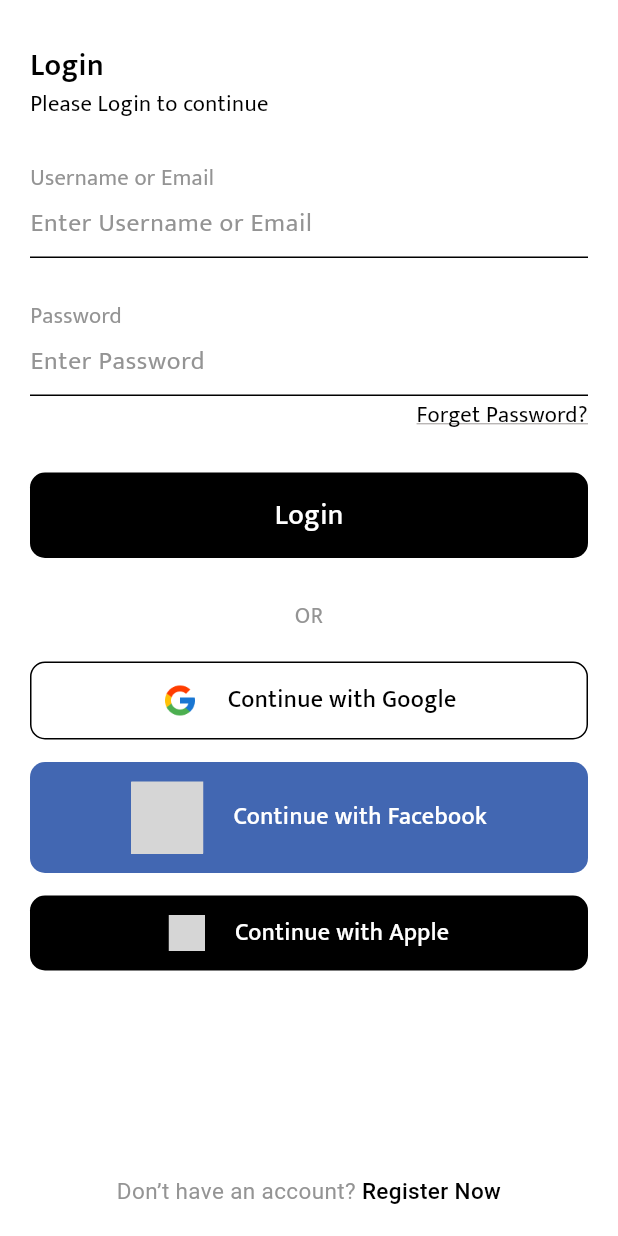
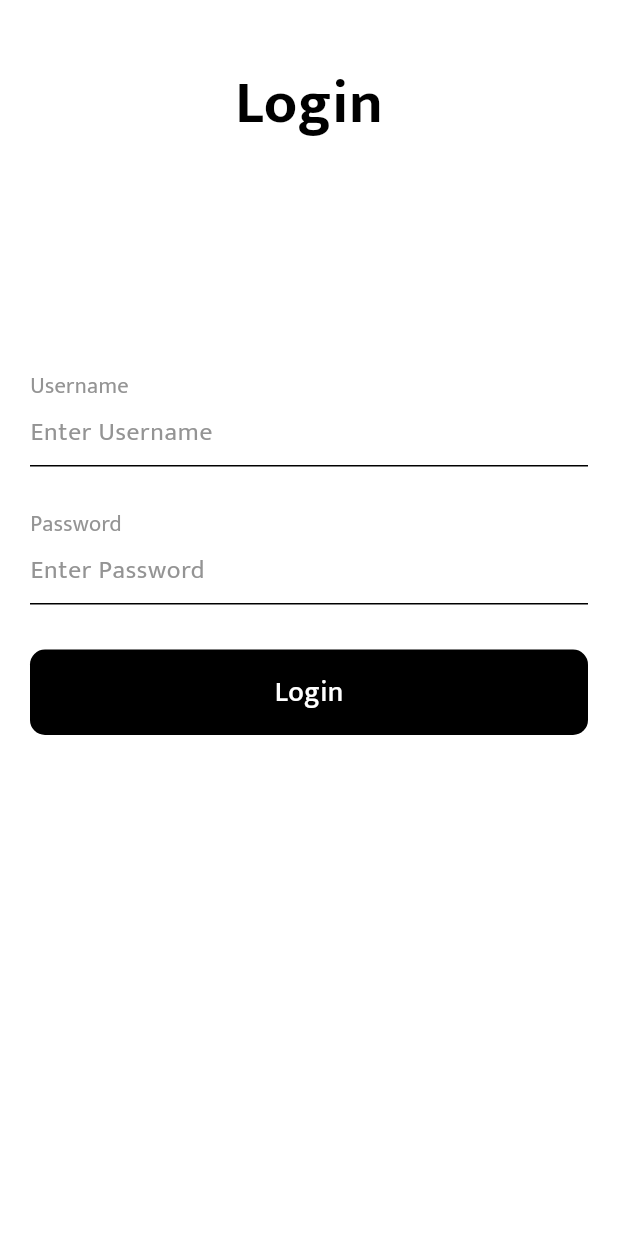
Before and after one commit to MojtabaDwiek/Jewel-Frontend, a Flutter app: the screen it shows after launch, on a phone screen of 412 x 824 dp. Run offline on Flutter 3.47's test engine with Material 3 defaults, Android fonts, the phone set to English and light mode, and no system bars; our stand-ins replace carousel_slider, dotted_border, flutter_xlider, page_transition; missing offline and left inert: iconify_flutter_plus; grey boxes are pictures that could not be loaded.

Commit message:
fixed a few design problems

```diff
--- a/lib/main.dart
+++ b/lib/main.dart
@@ -56,16 +56,7 @@ class MyApp extends StatelessWidget {
             child: const LoginScreen(),
             type: PageTransitionType.rightToLeft,
             settings: settings);
-      case '/register':
-        return PageTransition(
-            child: const RegisterScreen(),
-            type: PageTransitionType.rightToLeft,
-            settings: settings);
-      case '/otp':
-        return PageTransition(
-            child: const OTPScreen(),
-            type: PageTransitionType.rightToLeft,
-            settings: settings);
+
       case '/bottombar':
         return PageTransition(
             child: const BottomBar(),
--- a/lib/screens/auth/login.dart
+++ b/lib/screens/auth/login.dart
@@ -1,10 +1,6 @@
 import 'dart:io';
 
-import 'package:flutter/gestures.dart';
 import 'package:flutter/material.dart';
-import 'package:iconify_flutter_plus/iconify_flutter_plus.dart';
-import 'package:iconify_flutter_plus/icons/ant_design.dart';
-import 'package:iconify_flutter_plus/icons/bx.dart';
 import 'package:pn_fl_jewellery_empire/theme/theme.dart';
 
 class LoginScreen extends StatefulWidget {
@@ -19,7 +15,7 @@ class _LoginScreenState extends State<LoginScreen> {
 
   @override
   Widget build(BuildContext context) {
-    final size = MediaQuery.sizeOf(context);
+    MediaQuery.sizeOf(context);
     return PopScope(
       canPop: false,
       onPopInvoked: (didPop) {
@@ -36,169 +32,34 @@ class _LoginScreenState extends State<LoginScreen> {
                 fixPadding * 3.0, fixPadding * 2.0, fixPadding * 2.0),
             children: [
               contentText(),
-              heightBox(fixPadding * 2.8),
+              heightBox(fixPadding * 15),
               userNameOrEmailField(),
               heightBox(fixPadding * 2.8),
               passwordField(),
               heightBox(2.0),
-              forgetPasswordText(),
+
               heightBox(fixPadding * 2.8),
               loginButton(),
               heightBox(fixPadding * 2.8),
-              orText(),
+
               heightSpace,
               heightSpace,
-              loginWithGoogle(size),
-              heightSpace,
-              height5Space,
-              loginWithFacebook(size),
-              heightSpace,
-              height5Space,
-              loginWithApple(size),
+
             ],
           ),
         ),
-        bottomNavigationBar: registerNowButton(context),
+
       ),
     );
   }
 
-  registerNowButton(BuildContext context) {
-    return Container(
-      margin: EdgeInsets.only(bottom: MediaQuery.viewInsetsOf(context).bottom),
-      padding: const EdgeInsets.fromLTRB(
-          fixPadding * 2.0, fixPadding, fixPadding * 2.0, fixPadding * 2.0),
-      child: Text.rich(
-        TextSpan(
-          text: "Don’t have an account?",
-          style: regular15Grey,
-          children: [
-            const TextSpan(text: " "),
-            TextSpan(
-              text: "Register Now",
-              style: medium15Black,
-              recognizer: TapGestureRecognizer()
-                ..onTap = () {
-                  Navigator.pushNamed(context, '/register');
-                },
-            )
-          ],
-        ),
-        textAlign: TextAlign.center,
-      ),
-    );
-  }
 
-  loginWithApple(Size size) {
-    return Container(
-      width: double.maxFinite,
-      padding: const EdgeInsets.all(fixPadding * 1.3),
-      decoration: BoxDecoration(
-        color: blackColor,
-        borderRadius: BorderRadius.circular(10.0),
-      ),
-      child: Row(
-        mainAxisAlignment: MainAxisAlignment.center,
-        mainAxisSize: MainAxisSize.min,
-        children: [
-          const Iconify(
-            AntDesign.apple_filled,
-            size: 24.0,
-            color: whiteColor,
-          ),
-          widthSpace,
-          widthSpace,
-          ConstrainedBox(
-            constraints: BoxConstraints(maxWidth: size.width - 140),
-            child: const Text(
-              "Continue with Apple",
-              style: medium16White,
-              overflow: TextOverflow.ellipsis,
-            ),
-          )
-        ],
-      ),
-    );
-  }
 
-  loginWithFacebook(Size size) {
-    return Container(
-      width: double.maxFinite,
-      padding: const EdgeInsets.all(fixPadding * 1.3),
-      decoration: BoxDecoration(
-        color: blueColor,
-        borderRadius: BorderRadius.circular(10.0),
-      ),
-      child: Row(
-        mainAxisAlignment: MainAxisAlignment.center,
-        mainAxisSize: MainAxisSize.min,
-        children: [
-          const Iconify(
-            Bx.bxl_facebook,
-            size: 24.0,
-            color: whiteColor,
-          ),
-          widthSpace,
-          widthSpace,
-          ConstrainedBox(
-            constraints: BoxConstraints(maxWidth: size.width - 140),
-            child: const Text(
-              "Continue with Facebook",
-              style: medium16White,
-              overflow: TextOverflow.ellipsis,
-            ),
-          )
-        ],
-      ),
-    );
-  }
-
-  loginWithGoogle(Size size) {
-    return Container(
-      width: double.maxFinite,
-      padding: const EdgeInsets.all(fixPadding * 1.3),
-      decoration: BoxDecoration(
-        color: whiteColor,
-        borderRadius: BorderRadius.circular(10.0),
-        border: Border.all(color: blackColor),
-      ),
-      child: Row(
-        mainAxisAlignment: MainAxisAlignment.center,
-        mainAxisSize: MainAxisSize.min,
-        children: [
-          Image.asset(
-            "assets/icons/google_icon.png",
-            height: 24.0,
-            width: 24.0,
-            fit: BoxFit.cover,
-          ),
-          widthSpace,
-          widthSpace,
-          ConstrainedBox(
-            constraints: BoxConstraints(maxWidth: size.width - 140),
-            child: const Text(
-              "Continue with Google",
-              style: medium16Black,
-              overflow: TextOverflow.ellipsis,
-            ),
-          )
-        ],
-      ),
-    );
-  }
-
-  orText() {
-    return const Text(
-      "OR",
-      style: regular15Grey,
-      textAlign: TextAlign.center,
-    );
-  }
 
   loginButton() {
     return GestureDetector(
       onTap: () {
-        Navigator.pushNamed(context, '/register');
+        Navigator.pushNamed(context, '/home');
       },
       child: Container(
         padding: const EdgeInsets.symmetric(
@@ -217,13 +78,6 @@ class _LoginScreenState extends State<LoginScreen> {
     );
   }
 
-  forgetPasswordText() {
-    return Text(
-      "Forget Password?",
-      style: regular15Black.copyWith(decoration: TextDecoration.underline),
-      textAlign: TextAlign.end,
-    );
-  }
 
   passwordField() {
     return const Column(
@@ -259,7 +113,7 @@ class _LoginScreenState extends State<LoginScreen> {
       crossAxisAlignment: CrossAxisAlignment.start,
       children: [
         Text(
-          "Username or Email",
+          "Username",
           style: regular15Grey,
         ),
         TextField(
@@ -271,7 +125,7 @@ class _LoginScreenState extends State<LoginScreen> {
             border: InputBorder.none,
             enabledBorder: underlineInputBorder,
             focusedBorder: underlineInputBorder,
-            hintText: "Enter Username or Email",
+            hintText: "Enter Username",
             hintStyle: regular17Grey,
             contentPadding:
                 EdgeInsets.only(top: fixPadding * 0.7, bottom: fixPadding),
@@ -283,15 +137,16 @@ class _LoginScreenState extends State<LoginScreen> {
 
   contentText() {
   return const Column(
-      crossAxisAlignment: CrossAxisAlignment.start,
+    crossAxisAlignment: CrossAxisAlignment.center, // Center horizontally
     children: [
+      SizedBox(height: 10), // Add space at the top to push the text down
       Text(
         "Login",
-          style: semibold20Black,
+        style: TextStyle(
+          fontSize: 40, // Increase font size
+          fontWeight: FontWeight.bold, // Make it bold
+          color: Colors.black, // Set text color
         ),
-        Text(
-          "Please Login to continue",
-          style: regular15Black,
       ),
     ],
   );
--- a/lib/screens/screens.dart
+++ b/lib/screens/screens.dart
@@ -1,6 +1,4 @@
 export 'package:pn_fl_jewellery_empire/screens/auth/login.dart';
-export 'package:pn_fl_jewellery_empire/screens/auth/otp.dart';
-export 'package:pn_fl_jewellery_empire/screens/auth/register.dart';
 export 'package:pn_fl_jewellery_empire/screens/bottom_bar.dart';
 export 'package:pn_fl_jewellery_empire/screens/cart/cart.dart';
 export 'package:pn_fl_jewellery_empire/screens/categoryProducts/category_products.dart';
--- a/pubspec.yaml
+++ b/pubspec.yaml
@@ -39,6 +39,7 @@ dependencies:
   dotted_border: ^2.1.0
   easy_stepper: ^0.8.5
   flutter_launcher_icons: ^0.13.1
+  http: ^1.3.0
 
 dev_dependencies:
   flutter_test:
```
Also changed, not shown: lib/screens/auth/otp.dart (deleted, +0 -179 lines), lib/screens/auth/register.dart (deleted, +0 -263 lines), pubspec.lock. Lines whose indentation alone changed are shown as unchanged.
